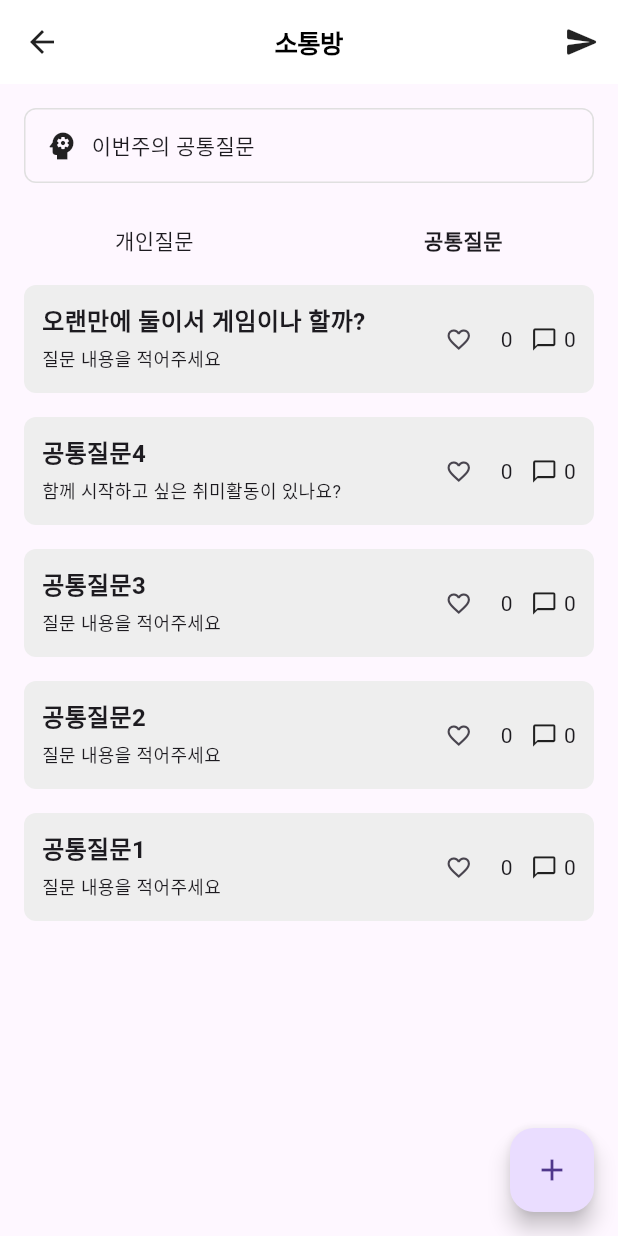
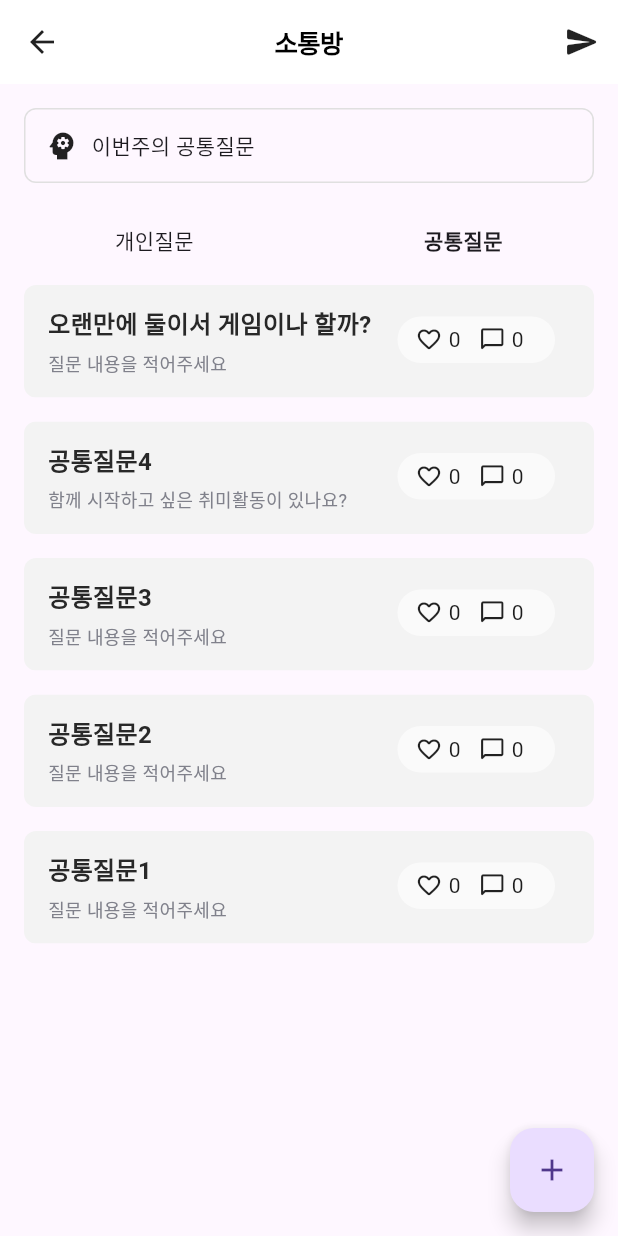
Before and after one commit to artificialSW/app-frontend, a Flutter app: the ChatRoot screen opened directly, after a tap on "공통질문", on a phone screen of 412 x 824 dp. Run offline on Flutter 3.47's test engine with Material 3 defaults, Android fonts, the phone set to English and light mode, and no system bars; our stand-ins replace image_picker; accounts and stored records are empty; Roboto replaces fonts that are missing (Pretendard); project files that could hold a hidden picture were left out.

Commit message:
feat(chat): 공통/개인 질문 카드 UI 및 눌림 효과 구현

```diff
--- a/lib/features/chat/widget/common_question_card.dart
+++ b/lib/features/chat/widget/common_question_card.dart
@@ -1,10 +1,12 @@
+// lib/features/chat/widget/common_question_card.dart
 import 'package:flutter/material.dart';
+import 'package:artificialsw_frontend/shared/constants/app_colors.dart';
+import 'package:artificialsw_frontend/shared/constants/app_text_styles.dart';
 import '../model/common_question.dart';
 
-/// 공통질문 카드 (하트 토글 + 선택 하이라이트)
 class CommonQuestionCard extends StatefulWidget {
   final CommonQuestion question;
-  final bool selected;      // 선택 시 하이라이트
+  final bool selected;      // 외부에서 쓰면 유지(이번 구현은 press 효과 중심)
   final VoidCallback? onTap;
 
   const CommonQuestionCard({
@@ -19,14 +21,9 @@ class CommonQuestionCard extends StatefulWidget {
 }
 
 class _CommonQuestionCardState extends State<CommonQuestionCard> {
-  late int _likes;
+  late int _likes = widget.question.likes;
   bool _liked = false;
-
-  @override
-  void initState() {
-    super.initState();
-    _likes = widget.question.likes; // 초기 좋아요
-  }
+  bool _pressed = false; // 누르는 동안만 true
 
   void _toggleLike() {
     setState(() {
@@ -37,62 +34,119 @@ class _CommonQuestionCardState extends State<CommonQuestionCard> {
 
   @override
   Widget build(BuildContext context) {
-    return AnimatedContainer(
-      duration: const Duration(milliseconds: 160),
-      curve: Curves.easeInOut,
+    // 배경: 기본 회색 / 프레스 시 초록 그라데이션
+    final BoxDecoration bg = _pressed
+        ? BoxDecoration(
+      gradient: const LinearGradient(
+        begin: Alignment(1.20, -0.20),
+        end: Alignment(-0.00, 0.37),
+        colors: [Colors.white, AppColors.plumu_green_main],
+      ),
+      borderRadius: BorderRadius.circular(8),
+    )
+        : BoxDecoration(
+      color: AppColors.plumu_gray_1,
+      borderRadius: BorderRadius.circular(8),
+    );
+
+    // 프레스 시 색 반전
+    final Color titleColor = _pressed ? AppColors.plumu_white : AppColors.plumu_gray_7;
+    final Color descColor  = _pressed ? AppColors.plumu_white : AppColors.plumu_gray_6;
+    final Color statText   = _pressed ? AppColors.plumu_white : const Color(0xFF1C1C1C);
+    final Color statIcon   = _pressed ? AppColors.plumu_white : Colors.black87;
+    final Color statBg     = _pressed ? AppColors.plumu_white.withOpacity(0.30)
+        : AppColors.plumu_white.withOpacity(0.60);
+
+    return Container(
       margin: const EdgeInsets.symmetric(horizontal: 16, vertical: 8),
-      padding: const EdgeInsets.all(12),
-      decoration: BoxDecoration(
-        color: widget.selected ? Colors.green.withOpacity(0.15) : Colors.grey.shade200,
-        borderRadius: BorderRadius.circular(8),
-      ),
+      child: Material(
+        color: Colors.transparent,
         child: InkWell(
           onTap: widget.onTap,
-        child: Row(
+          borderRadius: BorderRadius.circular(8),
+          onHighlightChanged: (v) => setState(() => _pressed = v), // 누를 때만 효과
+          splashColor: AppColors.plumu_green_main.withOpacity(0.10),
+          highlightColor: Colors.transparent,
+          child: Ink(
+            decoration: bg,
+            padding: const EdgeInsets.fromLTRB(16, 14, 16, 14),
+            child: Stack(
+              children: [
+                // 좌측: 제목 + 설명
+                Column(
                   crossAxisAlignment: CrossAxisAlignment.start,
                   children: [
-            // 좌: 제목 + 설명
-            Expanded(
-              child: Column(
-                crossAxisAlignment: CrossAxisAlignment.start,
+                    Text(
+                      widget.question.title,
+                      maxLines: 1,
+                      overflow: TextOverflow.ellipsis,
+                      style: AppTextStyles.pretendard_bold.copyWith(
+                        fontSize: 16,
+                        color: titleColor,
+                      ),
+                    ),
+                    const SizedBox(height: 6),
+                    Text(
+                      widget.question.description,
+                      maxLines: 2,
+                      overflow: TextOverflow.ellipsis,
+                      style: AppTextStyles.pretendard_regular.copyWith(
+                        fontSize: 12,
+                        height: 1.33,
+                        color: descColor,
+                      ),
+                    ),
+                  ],
+                ),
+
+                // 우하단 캡슐(105x31, r=15.5) : 하트/댓글
+                Positioned(
+                  right: 10,
+                  bottom: 9,
+                  child: Container(
+                    width: 105,
+                    height: 31,
+                    decoration: BoxDecoration(
+                      color: statBg,
+                      borderRadius: BorderRadius.circular(15.5),
+                    ),
+                    padding: const EdgeInsets.symmetric(horizontal: 12),
+                    child: Row(
                       children: [
-                  Text(widget.question.title,
-                      style: const TextStyle(fontSize: 16, fontWeight: FontWeight.w600)),
-                  const SizedBox(height: 4),
-                  Text(widget.question.description,
-                      style: const TextStyle(fontSize: 12)),
+                        // 좋아요
+                        GestureDetector(
+                          onTap: _toggleLike,
+                          behavior: HitTestBehavior.opaque,
+                          child: Row(
+                            children: [
+                              Icon(
+                                _liked ? Icons.favorite_rounded : Icons.favorite_border_rounded,
+                                size: 18,
+                                color: statIcon,
+                              ),
+                              const SizedBox(width: 4),
+                              Text('$_likes', style: TextStyle(fontSize: 14, color: statText)),
                             ],
                           ),
                         ),
-            // 우: 좋아요/댓글
-            Row(
-              mainAxisSize: MainAxisSize.min,
-              children: [
+                        const SizedBox(width: 12),
+                        // 댓글
                         Row(
                           children: [
-                    IconButton(
-                      padding: EdgeInsets.zero,
-                      constraints: const BoxConstraints(),
-                      icon: Icon(_liked ? Icons.favorite : Icons.favorite_border, size: 18),
-                      onPressed: _toggleLike,
-                    ),
+                            Icon(Icons.chat_bubble_outline_rounded, size: 18, color: statIcon),
                             const SizedBox(width: 4),
-                    Text('$_likes'),
-                  ],
-                ),
-                const SizedBox(width: 12),
-                Row(
-                  children: [
-                    const Icon(Icons.chat_bubble_outline, size: 18),
-                    const SizedBox(width: 4),
-                    Text('${widget.question.comments}'),
-                  ],
-                ),
+                            Text('${widget.question.comments}', style: TextStyle(fontSize: 14, color: statText)),
                           ],
                         ),
                       ],
                     ),
                   ),
+                ),
+              ],
+            ),
+          ),
+        ),
+      ),
     );
   }
 }
--- a/lib/features/chat/widget/personal_question_card.dart
+++ b/lib/features/chat/widget/personal_question_card.dart
@@ -1,4 +1,7 @@
+// lib/features/chat/widget/personal_question_card.dart
 import 'package:flutter/material.dart';
+import 'package:artificialsw_frontend/shared/constants/app_colors.dart';
+import 'package:artificialsw_frontend/shared/constants/app_text_styles.dart';
 import '../model/personal_question.dart';
 import '../chat_personal_send_logic/state/personal_question_send.dart';
 
@@ -23,14 +26,9 @@ class PersonalQuestionCard extends StatefulWidget {
 }
 
 class _PersonalQuestionCardState extends State<PersonalQuestionCard> {
-  late int _likes;
+  late int _likes = widget.initialLikes;
   bool _liked = false;
-
-  @override
-  void initState() {
-    super.initState();
-    _likes = widget.initialLikes;
-  }
+  bool _pressed = false;
 
   void _toggleLike() {
     setState(() {
@@ -43,68 +41,114 @@ class _PersonalQuestionCardState extends State<PersonalQuestionCard> {
   Widget build(BuildContext context) {
     final isPrivate = widget.question.visibility == VisibilityType.private;
 
-    return AnimatedContainer(
-      duration: const Duration(milliseconds: 160),
-      curve: Curves.easeInOut,
+    final BoxDecoration bg = _pressed
+        ? BoxDecoration(
+      gradient: const LinearGradient(
+        begin: Alignment(1.20, -0.20),
+        end: Alignment(-0.00, 0.37),
+        colors: [Colors.white, AppColors.plumu_green_main],
+      ),
+      borderRadius: BorderRadius.circular(8),
+    )
+        : BoxDecoration(
+      color: const Color(0xFFF3F3F3),
+      borderRadius: BorderRadius.circular(8),
+    );
+
+    final Color titleColor = _pressed ? Colors.white : const Color(0xFF282828);
+    final Color circleStroke = _pressed ? Colors.white : AppColors.plumu_green_main;
+    final Color statText = _pressed ? Colors.white : const Color(0xFF1C1C1C);
+    final Color statIcon = _pressed ? Colors.white : Colors.black87;
+    final Color statBg   = _pressed ? Colors.white.withOpacity(0.30) : Colors.white.withOpacity(0.60);
+
+    return Container(
       margin: const EdgeInsets.symmetric(horizontal: 16, vertical: 8),
-      padding: const EdgeInsets.all(12),
-      decoration: BoxDecoration(
-        color: widget.selected ? Colors.green.withOpacity(0.15) : Colors.grey.shade200,
-        borderRadius: BorderRadius.circular(8),
-      ),
-      child: InkWell(
-        onTap: widget.onTap,
-        child: Row(
-          crossAxisAlignment: CrossAxisAlignment.start,
-          children: [
-            // 좌측: 제목 + 아이콘(항상 2개)
-            Expanded(
-              child: Column(
-                crossAxisAlignment: CrossAxisAlignment.start,
-                children: [
-                  Text(widget.question.text,
-                      style: const TextStyle(fontSize: 16, fontWeight: FontWeight.w600)),
-                  const SizedBox(height: 8),
-                  Row(
-                    children: List.generate(2, (i) => const Padding(
-                      padding: EdgeInsets.only(right: 6),
-                      child: Icon(Icons.person, size: 18),
+      child: Material(
+        color: Colors.transparent,
+        child: InkWell(
+          onTap: widget.onTap,
+          borderRadius: BorderRadius.circular(8),
+          onHighlightChanged: (v) => setState(() => _pressed = v),
+          splashColor: AppColors.plumu_green_main.withOpacity(0.10),
+          highlightColor: Colors.transparent,
+          child: Ink(
+            decoration: bg,
+            width: 380,  // Figma W
+            height: 94,  // Figma H
+            child: Stack(
+              children: [
+                // 제목: X=24, Y=16
+                Positioned(
+                  left: 24, top: 16,
+                  child: SizedBox(
+                    width: 350, // 텍스트 줄바꿈 여유(피그마 레드 마크 350)
+                    child: Text(
+                      widget.question.text,
+                      style: AppTextStyles.pretendard_bold.copyWith(
+                        fontSize: 17, height: 1.5, letterSpacing: -0.46, color: titleColor,
+                      ),
+                      maxLines: 1, overflow: TextOverflow.ellipsis,
+                    ),
+                  ),
+                ),
+
+                // 참여자 아이콘 그룹: X=23, Y=48, W=74, H=36 (28지름, 간격 10)
+                Positioned(
+                  left: 23, top: 48,
+                  child: Row(
+                    children: List.generate(2, (_) => Container(
+                      margin: const EdgeInsets.only(right: 10),
+                      width: 28, height: 28,
+                      decoration: BoxDecoration(
+                        shape: BoxShape.circle,
+                        border: Border.all(color: circleStroke, width: 2),
+                        color: _pressed ? Colors.white.withOpacity(0.15) : Colors.transparent,
+                      ),
+                      child: Icon(Icons.person, size: 18, color: circleStroke),
                     )),
                   ),
-                ],
-              ),
-            ),
-            // 우측: 잠금 + 좋아요/댓글
-            Row(
-              mainAxisSize: MainAxisSize.min,
-              children: [
-                if (isPrivate) ...[
-                  const Icon(Icons.lock, size: 18),
-                  const SizedBox(width: 12),
-                ],
-                Row(
-                  children: [
-                    IconButton(
-                      padding: EdgeInsets.zero,
-                      constraints: const BoxConstraints(),
-                      icon: Icon(_liked ? Icons.favorite : Icons.favorite_border, size: 18),
-                      onPressed: _toggleLike,
+                ),
+
+                // 잠금: right=12, top=10, size=21
+                if (isPrivate)
+                  const Positioned(
+                    right: 12, top: 10,
+                    child: Icon(Icons.lock, size: 21, color: AppColors.plumu_green_50per),
+                  ),
+
+                // 좋아요/댓글 캡슐: right=10, bottom=9, 105x31, r=15.5
+                Positioned(
+                  right: 10, bottom: 9,
+                  child: Container(
+                    width: 105, height: 31,
+                    decoration: BoxDecoration(
+                      color: statBg,
+                      borderRadius: BorderRadius.circular(15.5),
                     ),
-                    const SizedBox(width: 4),
-                    Text('$_likes'),
-                  ],
-                ),
-                const SizedBox(width: 12),
-                Row(
-                  children: [
-                    const Icon(Icons.chat_bubble_outline, size: 18),
-                    const SizedBox(width: 4),
-                    Text('${widget.commentsCount}'),
-                  ],
+                    padding: const EdgeInsets.symmetric(horizontal: 12),
+                    child: Row(
+                      children: [
+                        GestureDetector(
+                          onTap: _toggleLike, behavior: HitTestBehavior.opaque,
+                          child: Row(children: [
+                            Icon(_liked ? Icons.favorite : Icons.favorite_border, size: 18, color: statIcon),
+                            const SizedBox(width: 4),
+                            Text('$_likes', style: TextStyle(fontSize: 14, color: statText)),
+                          ]),
+                        ),
+                        const SizedBox(width: 12),
+                        Row(children: [
+                          Icon(Icons.chat_bubble_outline, size: 18, color: statIcon),
+                          const SizedBox(width: 4),
+                          Text('${widget.commentsCount}', style: TextStyle(fontSize: 14, color: statText)),
+                        ]),
+                      ],
+                    ),
+                  ),
                 ),
               ],
             ),
-          ],
+          ),
         ),
       ),
     );
```
Lines whose indentation alone changed are shown as unchanged.
